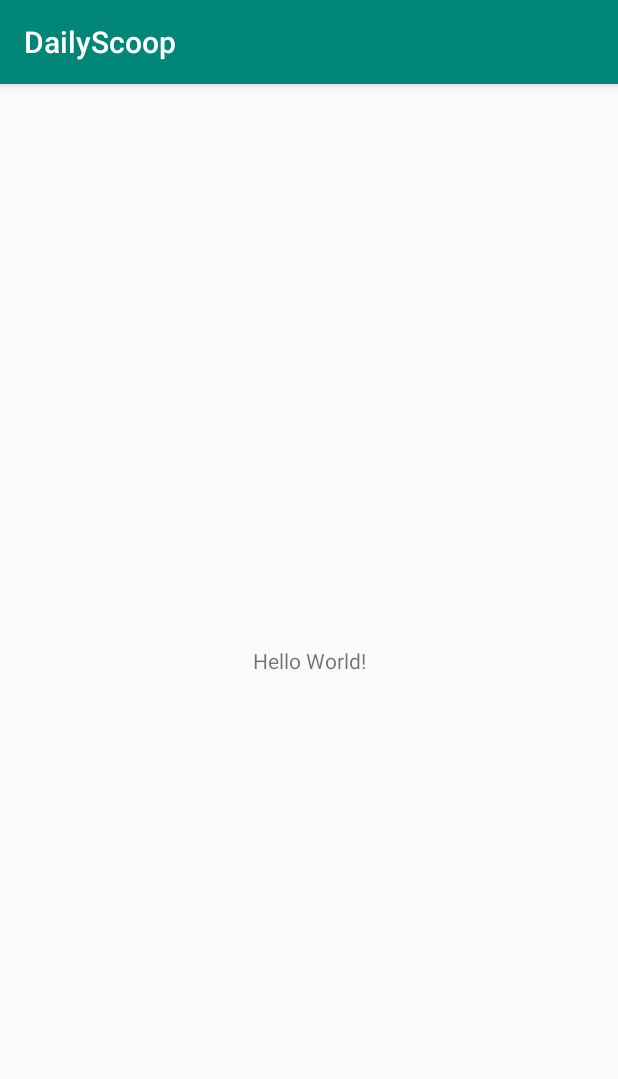
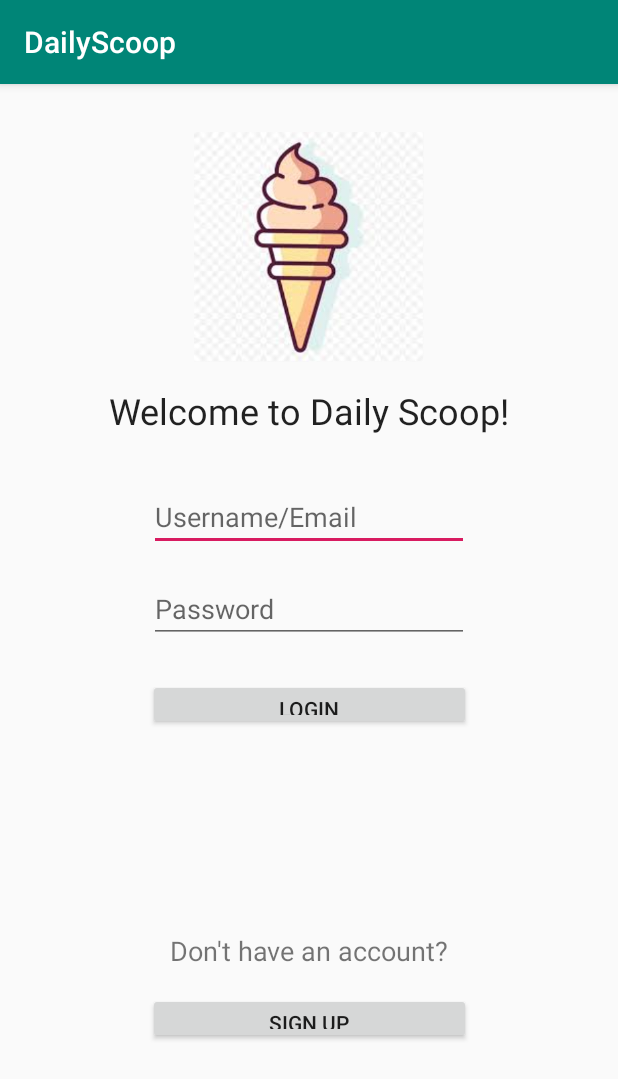
Before and after one commit to aopichka/DailyScoop, an Android app: the screen it shows after launch (MainActivity before the commit, LoginActivity after it), on a phone screen of 412 x 824 dp. Shown: the top 1079 px of the screen. Run offline under Robolectric (Android 15) with nearby library versions, the phone set to English and light mode, and no system bars.

Commit message:
Added layout for the login activity

```diff
--- a/app/src/main/AndroidManifest.xml
+++ b/app/src/main/AndroidManifest.xml
@@ -9,7 +9,7 @@
         android:roundIcon="@mipmap/ic_launcher_round"
         android:supportsRtl="true"
         android:theme="@style/AppTheme">
-        <activity android:name=".MainActivity">
+        <activity android:name=".LoginActivity">
             <intent-filter>
                 <action android:name="android.intent.action.MAIN" />
 
--- a/app/src/main/java/com/example/dailyscoop/MainActivity.java
+++ b/app/src/main/java/com/example/dailyscoop/LoginActivity.java
@@ -4,11 +4,13 @@ import androidx.appcompat.app.AppCompatActivity;
 
 import android.os.Bundle;
 
-public class MainActivity extends AppCompatActivity {
+public class LoginActivity extends AppCompatActivity {
 
     @Override
     protected void onCreate(Bundle savedInstanceState) {
         super.onCreate(savedInstanceState);
         setContentView(R.layout.activity_main);
+
+
     }
 }
--- a/app/src/main/res/layout/activity_main.xml
+++ b/app/src/main/res/layout/activity_main.xml
@@ -4,15 +4,82 @@
     xmlns:tools="http://schemas.android.com/tools"
     android:layout_width="match_parent"
     android:layout_height="match_parent"
-    tools:context=".MainActivity">
+    tools:context=".LoginActivity">
+
+    <Button
+        android:id="@+id/btn_sign_up"
+        android:layout_width="215dp"
+        android:layout_height="34dp"
+        android:layout_marginBottom="128dp"
+        android:text="Sign Up"
+        app:layout_constraintBottom_toBottomOf="parent"
+        app:layout_constraintEnd_toEndOf="parent"
+        app:layout_constraintStart_toStartOf="parent" />
 
     <TextView
+        android:id="@+id/txt_welcome_message"
         android:layout_width="wrap_content"
         android:layout_height="wrap_content"
-        android:text="Hello World!"
-        app:layout_constraintBottom_toBottomOf="parent"
-        app:layout_constraintLeft_toLeftOf="parent"
-        app:layout_constraintRight_toRightOf="parent"
-        app:layout_constraintTop_toTopOf="parent" />
+        android:layout_marginTop="16dp"
+        android:text="Welcome to Daily Scoop!"
+        android:textAppearance="@style/TextAppearance.AppCompat.Large"
+        android:textSize="24sp"
+        app:layout_constraintEnd_toEndOf="parent"
+        app:layout_constraintStart_toStartOf="parent"
+        app:layout_constraintTop_toBottomOf="@+id/image_logo" />
 
+    <EditText
+        android:id="@+id/edit_username"
+        android:layout_width="wrap_content"
+        android:layout_height="wrap_content"
+        android:layout_marginTop="32dp"
+        android:ems="10"
+        android:hint="Username/Email"
+        android:inputType="textPersonName"
+        app:layout_constraintEnd_toEndOf="parent"
+        app:layout_constraintStart_toStartOf="parent"
+        app:layout_constraintTop_toBottomOf="@+id/txt_welcome_message" />
+
+    <EditText
+        android:id="@+id/edit_password"
+        android:layout_width="wrap_content"
+        android:layout_height="wrap_content"
+        android:layout_marginTop="16dp"
+        android:ems="10"
+        android:hint="Password"
+        android:inputType="textPassword"
+        app:layout_constraintEnd_toEndOf="parent"
+        app:layout_constraintStart_toStartOf="parent"
+        app:layout_constraintTop_toBottomOf="@+id/edit_username" />
+
+    <Button
+        android:id="@+id/btn_login"
+        android:layout_width="215dp"
+        android:layout_height="34dp"
+        android:layout_marginTop="24dp"
+        android:text="Login"
+        app:layout_constraintEnd_toEndOf="parent"
+        app:layout_constraintStart_toStartOf="parent"
+        app:layout_constraintTop_toBottomOf="@+id/edit_password" />
+
+    <TextView
+        android:id="@+id/txt_no_account"
+        android:layout_width="wrap_content"
+        android:layout_height="wrap_content"
+        android:layout_marginBottom="16dp"
+        android:text="Don't have an account?"
+        android:textSize="18sp"
+        app:layout_constraintBottom_toTopOf="@+id/btn_sign_up"
+        app:layout_constraintEnd_toEndOf="parent"
+        app:layout_constraintStart_toStartOf="parent" />
+
+    <ImageView
+        android:id="@+id/image_logo"
+        android:layout_width="160dp"
+        android:layout_height="153dp"
+        android:layout_marginTop="32dp"
+        app:layout_constraintEnd_toEndOf="parent"
+        app:layout_constraintStart_toStartOf="parent"
+        app:layout_constraintTop_toTopOf="parent"
+        app:srcCompat="@drawable/ds_main_logo" />
 </androidx.constraintlayout.widget.ConstraintLayout>
```
Also changed, not shown: app/src/main/res/drawable/ds_main_logo.jpeg (added).
